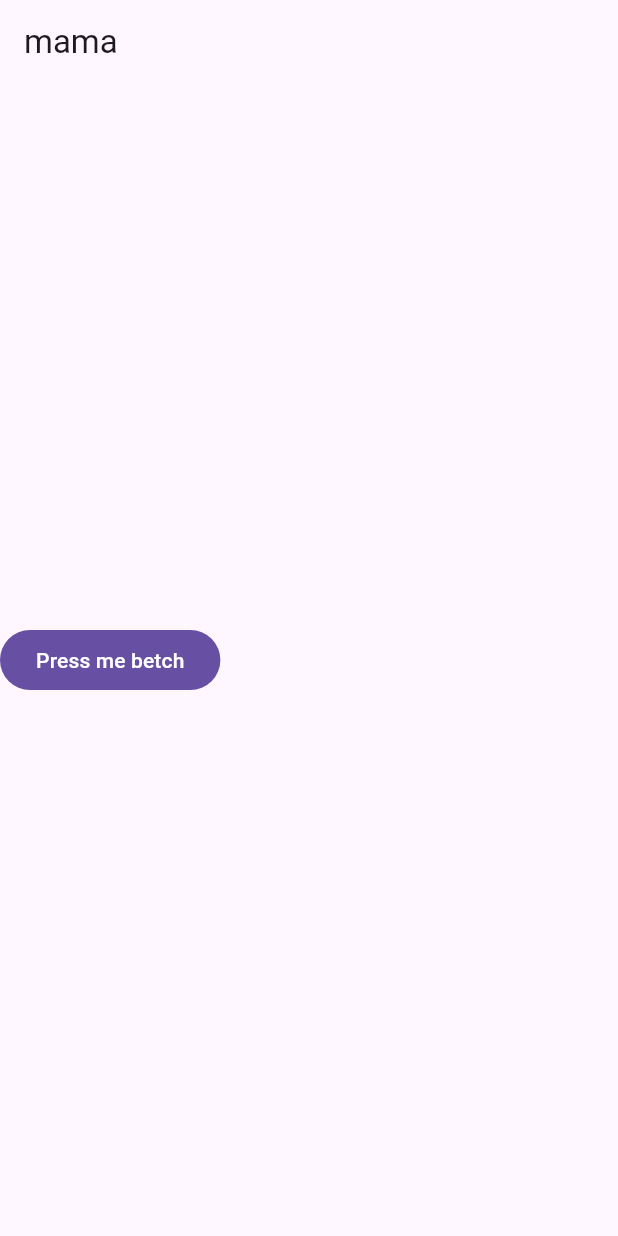
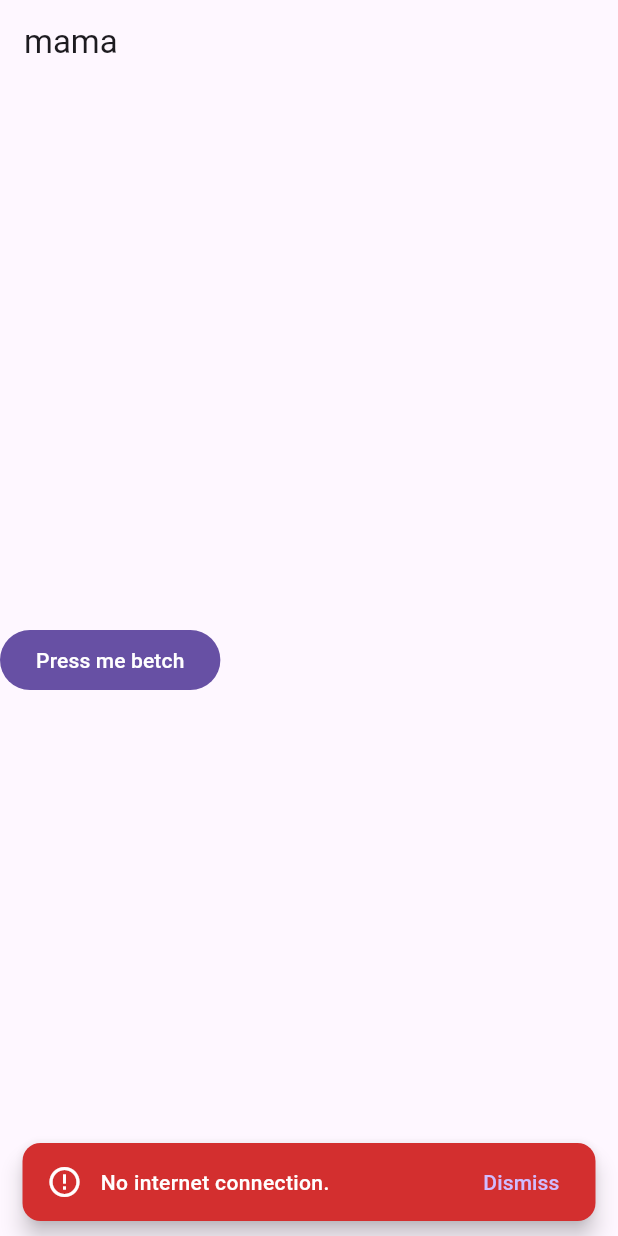
Before and after one commit to ractopen/JRRK, a Flutter app: the screen it shows after launch, on a phone screen of 412 x 824 dp. Run offline on Flutter 3.47's test engine with Material 3 defaults, Android fonts, the phone set to English and light mode, and no system bars; our stand-ins replace connectivity_plus.

```diff
--- a/frontend-user/lib/main.dart
+++ b/frontend-user/lib/main.dart
@@ -1,6 +1,7 @@
 import 'package:flutter/material.dart';
 import 'package:frontend/feature/splashscreen/views/splashscreen.dart';
 import 'package:flutter/services.dart';
+import 'package:frontend/core/widgets/snackbar/internetsnackbar.dart';
 
 final GlobalKey<ScaffoldMessengerState> scaffoldMessengerKey =
     GlobalKey<ScaffoldMessengerState>();
@@ -22,8 +23,12 @@ class MyApp extends StatelessWidget {
   Widget build(BuildContext context) {
     return MaterialApp(
       scaffoldMessengerKey: scaffoldMessengerKey,
+      debugShowCheckedModeBanner: false,
+      // Add the builder here to wrap the app with the ConnectionListener:
+      builder: (context, child) {
+        return ConnectionListener(child: child ?? const SizedBox.shrink());
+      },
       home: const SplashScreen(),
-      debugShowCheckedModeBanner: false,
     );
   }
 }
```
